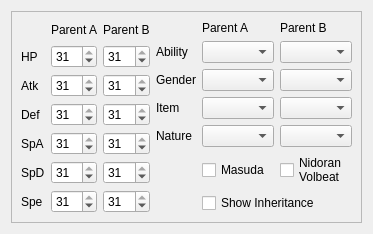
Qt form Source/Forms/Controls/EggSettings.ui (Admiral-Fish/PokeFinder) before a commit.
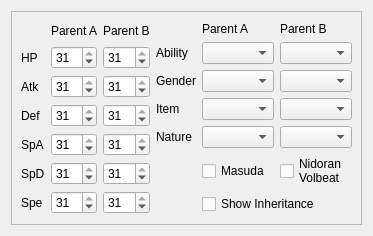
The same form after that commit. Custom widgets are drawn as their Qt base class.

The edit to the form file:
```diff
--- a/Source/Forms/Controls/EggSettings.ui
+++ b/Source/Forms/Controls/EggSettings.ui
@@ -2,6 +2,14 @@
 <ui version="4.0">
  <class>EggSettings</class>
  <widget class="QWidget" name="EggSettings">
+  <property name="geometry">
+   <rect>
+    <x>0</x>
+    <y>0</y>
+    <width>358</width>
+    <height>236</height>
+   </rect>
+  </property>
   <layout class="QGridLayout" name="gridLayout">
    <item row="0" column="0">
     <widget class="QScrollArea" name="scrollArea">
@@ -374,6 +382,13 @@
    </item>
   </layout>
  </widget>
+ <customwidgets>
+  <customwidget>
+   <class>ComboBox</class>
+   <extends>QComboBox</extends>
+   <header>Forms/Controls/ComboBox.hpp</header>
+  </customwidget>
+ </customwidgets>
  <resources/>
  <connections/>
 </ui>
```
Left out of the diff: 4 changed lines with no effect on the pictures.
